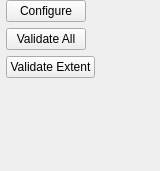
wonder-sk/topol, file checkDock.ui: the form before one commit.
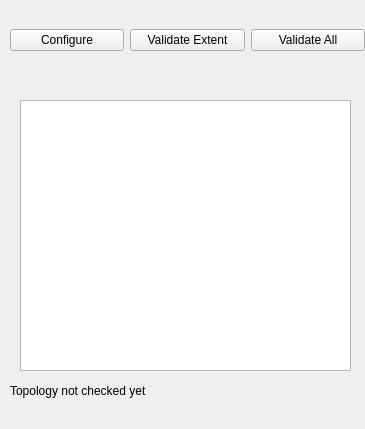
The form after the commit.

Commit message: tools merged to one window, validateExtent added

The edit to the form file:
```diff
--- a/checkDock.ui
+++ b/checkDock.ui
@@ -6,8 +6,8 @@
    <rect>
     <x>0</x>
     <y>0</y>
-    <width>160</width>
-    <height>171</height>
+    <width>365</width>
+    <height>429</height>
    </rect>
   </property>
   <property name="windowTitle">
@@ -17,41 +17,59 @@
    <widget class="QWidget" name="formLayoutWidget">
     <property name="geometry">
      <rect>
-      <x>0</x>
+      <x>10</x>
       <y>0</y>
-      <width>151</width>
-      <height>141</height>
+      <width>355</width>
+      <height>80</height>
      </rect>
     </property>
-    <layout class="QFormLayout" name="formLayout">
-     <property name="fieldGrowthPolicy">
-      <enum>QFormLayout::ExpandingFieldsGrow</enum>
-     </property>
-     <item row="3" column="1">
-      <widget class="QPushButton" name="validateButton">
-       <property name="text">
-        <string>Validate All</string>
-       </property>
-      </widget>
-     </item>
-     <item row="1" column="1">
-      <widget class="QPushButton" name="configureButton">
+    <layout class="QHBoxLayout" name="horizontalLayout">
+     <item>
+      <widget class="QPushButton" name="mConfigureButton">
        <property name="text">
         <string>Configure</string>
        </property>
       </widget>
      </item>
-     <item row="4" column="1">
-      <widget class="QPushButton" name="pushButton">
+     <item>
+      <widget class="QPushButton" name="mValidateExtentButton">
        <property name="text">
         <string>Validate Extent</string>
        </property>
       </widget>
      </item>
+     <item>
+      <widget class="QPushButton" name="mValidateAllButton">
+       <property name="text">
+        <string>Validate All</string>
+       </property>
+      </widget>
+     </item>
     </layout>
    </widget>
-   <zorder>formLayoutWidget</zorder>
-   <zorder>validateButton</zorder>
+   <widget class="QLabel" name="mComment">
+    <property name="geometry">
+     <rect>
+      <x>10</x>
+      <y>380</y>
+      <width>291</width>
+      <height>22</height>
+     </rect>
+    </property>
+    <property name="text">
+     <string>Topology not checked yet</string>
+    </property>
+   </widget>
+   <widget class="QListWidget" name="mErrorList">
+    <property name="geometry">
+     <rect>
+      <x>20</x>
+      <y>100</y>
+      <width>331</width>
+      <height>271</height>
+     </rect>
+    </property>
+   </widget>
   </widget>
  </widget>
  <resources/>
```
Left out of the diff: 2 changed lines with no effect on the pictures. The commit also changes 5 other files.
